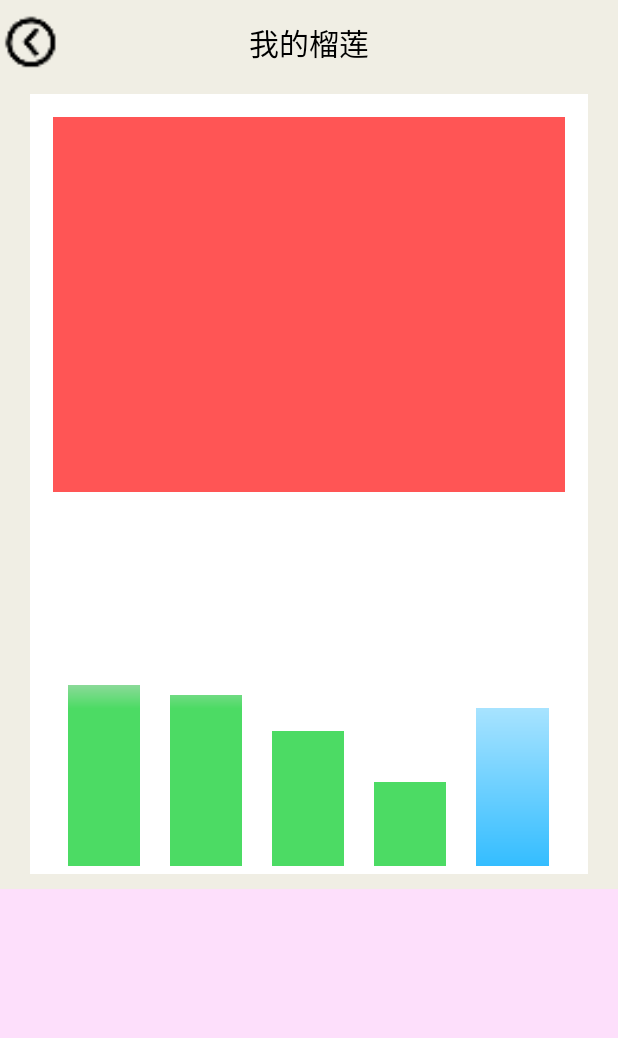
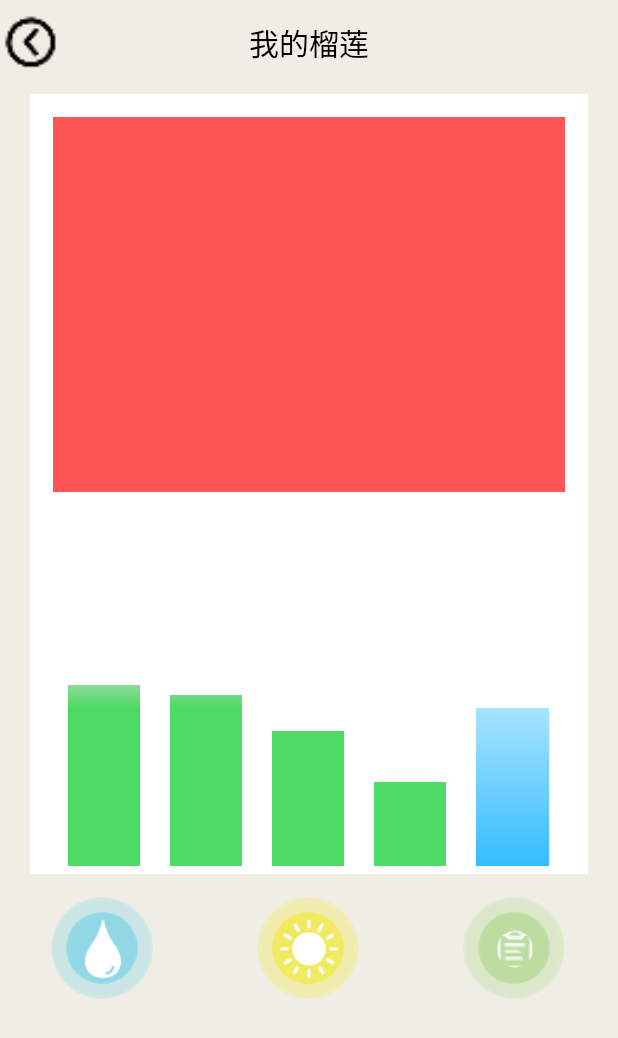
Before and after one commit to huangleo123/G_GreenBox, an Android app: the layout layout_control.xml on its own in the app's theme, with its tools: preview values and no code run, on a phone screen of 412 x 824 dp. Shown: the top 1038 px of the screen. Run offline under Robolectric (Android 15) with nearby library versions, the phone set to English and light mode, and no system bars.

Commit message:
控制页面的更新

```diff
--- a/app/src/main/res/layout/layout_control.xml
+++ b/app/src/main/res/layout/layout_control.xml
@@ -128,12 +128,86 @@
 
 
     </LinearLayout>
-    <FrameLayout
+
+    <LinearLayout
         android:layout_width="match_parent"
         android:layout_weight="0.4"
-        android:background="#dfdf"
+        android:background="#F0EEE4"
         android:layout_height="0dp">
+        <LinearLayout
+            android:layout_width="match_parent"
+            android:layout_height="80dp">
+            <FrameLayout
+                android:layout_width="0dp"
+                android:layout_weight="0.33"
+                android:gravity="center"
+                android:layout_height="match_parent">
+                <com.task.dd.greenbox.tool.GradientImageView
+                    android:layout_width="70dp"
+                    android:layout_height="70dp"
+                    android:layout_gravity="center"
+                    android:src="#CAE5E5"/>
+                <com.task.dd.greenbox.tool.GradientImageView
+                    android:layout_width="50dp"
+                    android:layout_height="50dp"
+                    android:layout_gravity="center"
+                    android:src="#92D7E6"/>
+                <com.task.dd.greenbox.tool.GradientImageView
+                    android:layout_width="40dp"
+                    android:layout_height="40dp"
+                    android:layout_gravity="center"
+                    android:src="@mipmap/icon_water"/>
 
-    </FrameLayout>
+            </FrameLayout>
+            <FrameLayout
+                android:layout_width="0dp"
+                android:layout_weight="0.33"
+                android:layout_height="match_parent">
+                <com.task.dd.greenbox.tool.GradientImageView
+                    android:layout_width="70dp"
+                    android:layout_height="70dp"
+                    android:layout_gravity="center"
+                    android:src="#F0ECAF"/>
+                <com.task.dd.greenbox.tool.GradientImageView
+                    android:layout_width="50dp"
+                    android:layout_height="50dp"
+                    android:layout_gravity="center"
+                    android:src="#F1E960"/>
+                <com.task.dd.greenbox.tool.GradientImageView
+                    android:layout_width="40dp"
+                    android:layout_height="40dp"
+                    android:layout_gravity="center"
+                    android:src="@mipmap/icon_light"/>
+
+
+            </FrameLayout>
+            <FrameLayout
+                android:layout_width="0dp"
+                android:layout_weight="0.33"
+                android:layout_height="match_parent">
+                <com.task.dd.greenbox.tool.GradientImageView
+                    android:layout_width="70dp"
+                    android:layout_height="70dp"
+                    android:layout_gravity="center"
+                    android:src="#DCE7CA"/>
+                <com.task.dd.greenbox.tool.GradientImageView
+                    android:layout_width="50dp"
+                    android:layout_height="50dp"
+                    android:layout_gravity="center"
+                    android:src="#BDDCA2"/>
+                <com.task.dd.greenbox.tool.GradientImageView
+                    android:layout_width="25dp"
+                    android:layout_height="25dp"
+                    android:layout_gravity="center"
+                    android:src="@mipmap/icon_recode"/>
+
+            </FrameLayout>
+
+        </LinearLayout>
+
+
+
+
+    </LinearLayout>
 
 </LinearLayout>
```
Also changed, not shown: app/src/main/res/mipmap-xxxhdpi/icon_recode.png (added).
